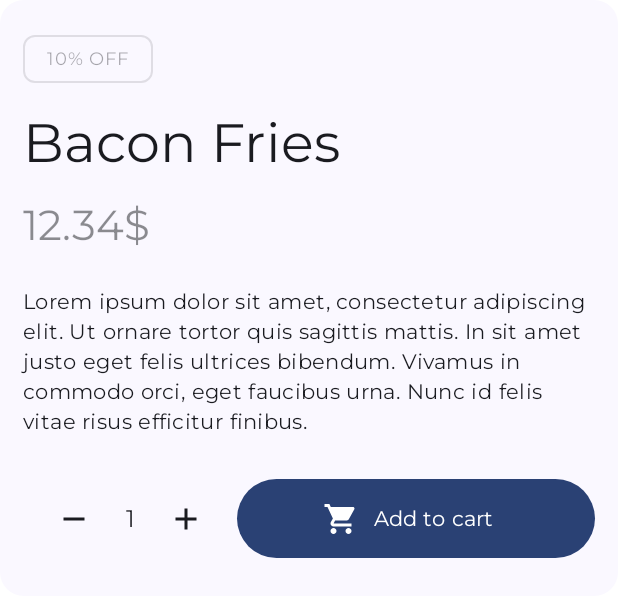
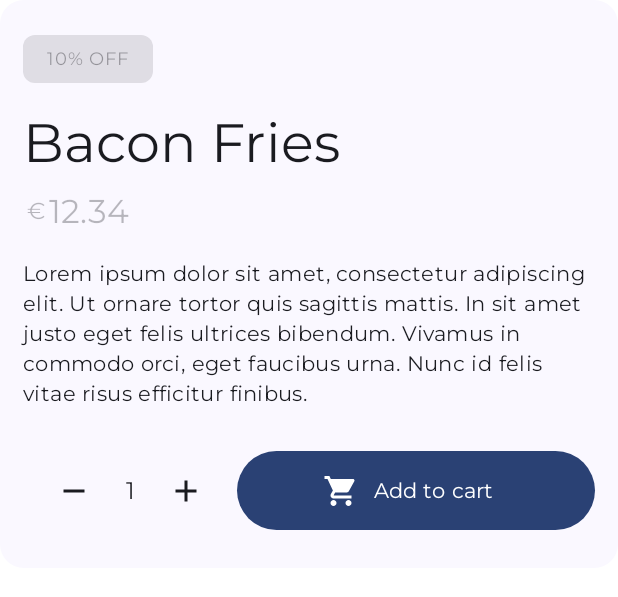
Before and after one commit to giacomoschiavo/Burgir, an Android app built with Jetpack Compose: the @Preview function ProductDescriptionPreview, on a phone screen of 412 x 824 dp. Shown: the top 597 px of the screen. Run offline under Robolectric (Android 15) with nearby library versions, the phone set to English and light mode, and no system bars.

Commit message:
created PriceLabel and added where needed, improved style in ProductItem.kt

```diff
--- /dev/null
+++ b/app/src/main/java/com/example/burgir/components/PriceLabel.kt
@@ -0,0 +1,31 @@
+import androidx.compose.foundation.layout.Row
+import androidx.compose.material3.LocalContentColor
+import androidx.compose.material3.MaterialTheme
+import androidx.compose.material3.Text
+import androidx.compose.runtime.Composable
+import androidx.compose.ui.Alignment
+import androidx.compose.ui.Modifier
+import androidx.compose.ui.draw.scale
+import androidx.compose.ui.graphics.Color
+import androidx.compose.ui.text.TextStyle
+import androidx.compose.ui.tooling.preview.Preview
+import com.example.burgir.ui.theme.AppTypography
+
+@Composable
+fun PriceLabel(
+  price: Float,
+  modifier: Modifier = Modifier,
+  style: TextStyle = TextStyle.Default,
+  color: Color = MaterialTheme.colorScheme.onBackground
+) {
+  Row(modifier = modifier, verticalAlignment = Alignment.Top) {
+    Text(text = "€", modifier = Modifier.scale(0.7f), style = style, color = color)
+    Text(text = "%.2f".format(price), style = style, color = color)
+  }
+}
+
+@Preview(showBackground = true)
+@Composable
+fun PriceLabelPreview() {
+  PriceLabel(1.20f)
+}
--- a/app/src/main/java/com/example/burgir/components/ProductDescription.kt
+++ b/app/src/main/java/com/example/burgir/components/ProductDescription.kt
@@ -29,7 +29,7 @@ fun ProductDescription(product: Product, modifier: Modifier = Modifier) {
   ) {
     Column(modifier = Modifier.padding(15.dp)) {
       if (product.sales != 0) {
-        AssistChip(
+        ElevatedSuggestionChip(
           onClick = {},
           enabled = false,
           label = { Text("${product.sales}% OFF", style = AppTypography.labelMedium) },
@@ -40,11 +40,10 @@ fun ProductDescription(product: Product, modifier: Modifier = Modifier) {
         modifier = Modifier.padding(vertical = 10.dp),
         style = AppTypography.displaySmall
       )
-      Text(
-        text = product.price,
-        modifier = Modifier.padding(vertical = 5.dp),
-        style = AppTypography.headlineMedium,
-        color = androidx.compose.material3.MaterialTheme.colorScheme.onBackground.copy(alpha = 0.5f)
+      PriceLabel(
+        price = product.price,
+        style = AppTypography.titleLarge,
+        color = androidx.compose.material3.MaterialTheme.colorScheme.onBackground.copy(alpha = 0.3f)
       )
       Text(
         text = product.description,
--- a/app/src/main/java/com/example/burgir/data/ProductState.kt
+++ b/app/src/main/java/com/example/burgir/data/ProductState.kt
@@ -8,7 +8,7 @@ data class Product(
   val name: String = "No name",
   @DrawableRes
   val imageUrl: Int = R.drawable.burger,
-  val price: String = "12.34$",
+  val price: Float = 12.34f,
   val categoryId: Int = 0,
   val sales: Int = 0,
   val description: String = "Lorem ipsum dolor sit amet, consectetur adipiscing elit. Ut ornare tortor quis sagittis mattis. In sit amet justo eget felis ultrices bibendum. Vivamus in commodo orci, eget faucibus urna. Nunc id felis vitae risus efficitur finibus.",
@@ -21,7 +21,7 @@ val products = listOf(
   Product(
     id = 0,
     name = "Bacon Fries",
-    imageUrl = R.drawable.burger,
+    imageUrl = R.drawable.b_bronx_steakhouse,
     categoryId = 1,
     sales = 10,
     isFavorite = true
--- a/app/src/main/java/com/example/burgir/screen/CartScreen.kt
+++ b/app/src/main/java/com/example/burgir/screen/CartScreen.kt
@@ -1,5 +1,6 @@
 package com.example.burgir.screen
 
+import PriceLabel
 import Product
 import QuantitySelector
 import androidx.compose.foundation.Image
@@ -122,7 +123,7 @@ fun RowCartItem(product: Product, modifier: Modifier = Modifier) {
       IconButton(onClick = { /*TODO*/ }) {
         Icon(imageVector = Icons.Outlined.Delete, contentDescription = "delete icon")
       }
-      Text(text = product.price)
+      PriceLabel(price = product.price)
     }
   }
 
--- a/app/src/main/java/com/example/burgir/screen/HomeScreen.kt
+++ b/app/src/main/java/com/example/burgir/screen/HomeScreen.kt
@@ -49,7 +49,7 @@ fun HomeScreen(
             append("Mike")
           }
         },
-        style = AppTypography.titleMedium,
+        style = AppTypography.titleLarge,
         color = MaterialTheme.colorScheme.onBackground.copy(alpha = 0.6f)
       )
     }
@@ -60,14 +60,13 @@ fun HomeScreen(
         style = AppTypography.displayMedium.copy(fontWeight = FontWeight.ExtraBold)
       )
     }
-    item() { Spacer(modifier = Modifier.size(30.dp)) }
     item(span = { GridItemSpan(2) }) {
       CategorySlider(
         chosenCategoryId,
         { newCategoryId -> chosenCategoryId = newCategoryId },
       )
     }
-    item() { Spacer(modifier = Modifier.size(30.dp)) }
+    item() { Spacer(modifier = Modifier.size(20.dp)) }
     item(span = { GridItemSpan(2) }) {
       Text(
         text = "Popular",
```
Also changed, not shown: app/src/main/java/com/example/burgir/components/ProductItem.kt (+27 -14 lines).
